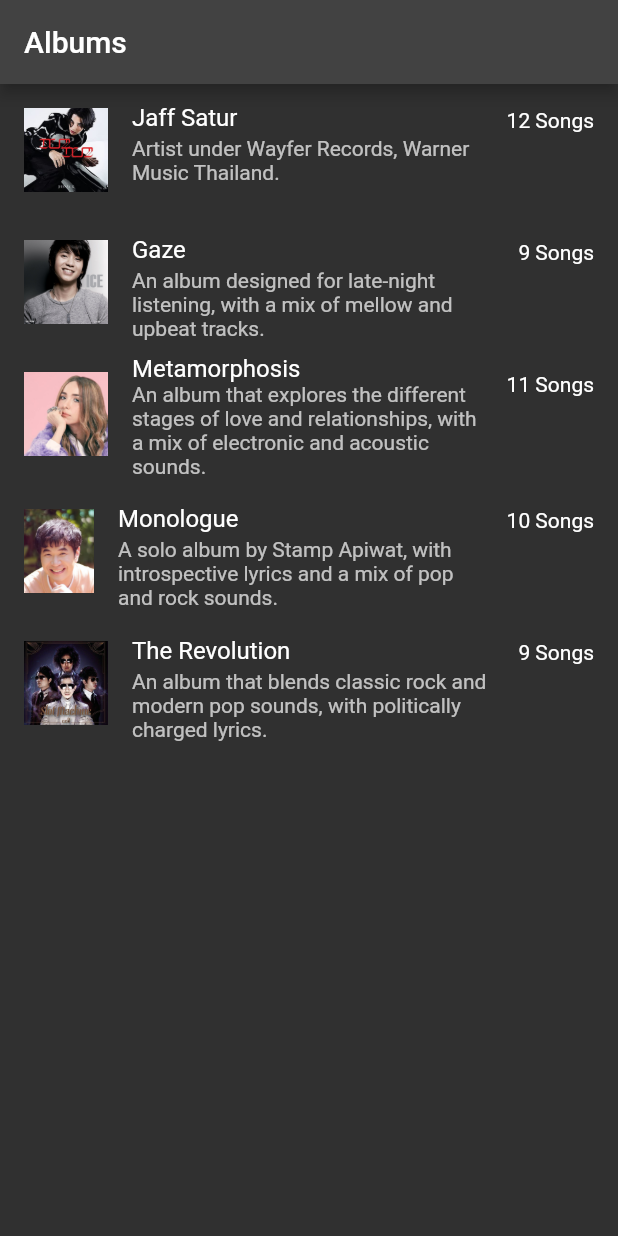
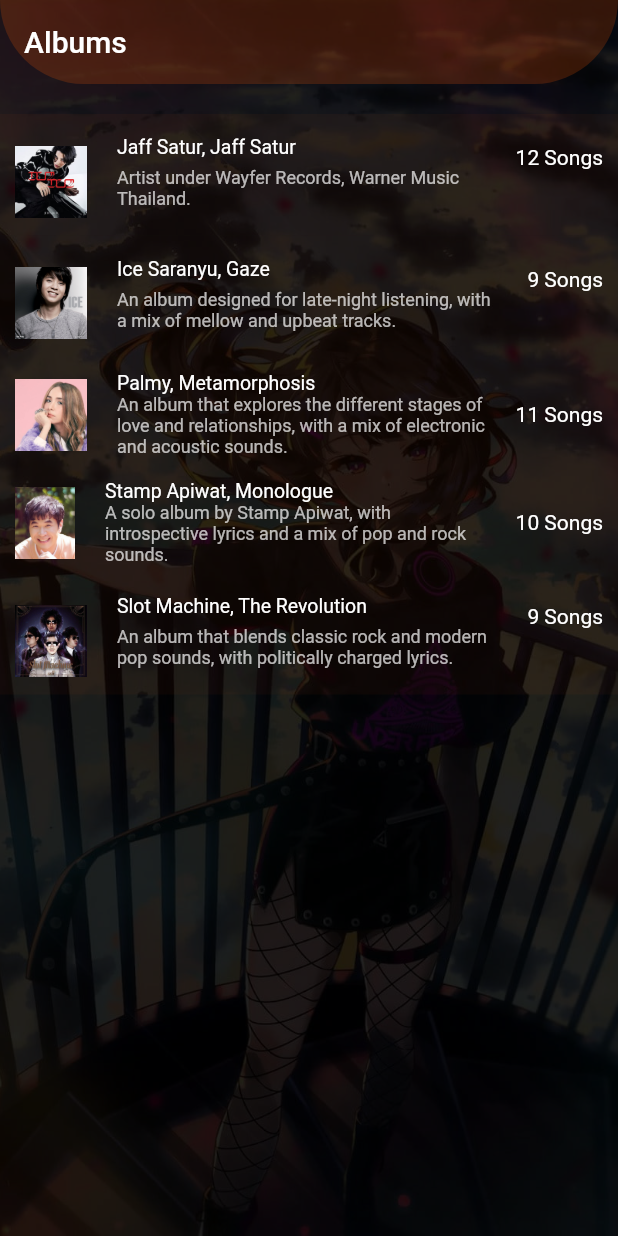
Before and after one commit to adadesions/SSRU_Flutter, a Flutter app: the screen it shows after launch, on a phone screen of 412 x 824 dp. Run offline on Flutter 3.47's test engine with Material 2 defaults, Android fonts, the light colour scheme and no system bars; our stand-ins replace go_router.

Commit message:
Adjust ListTile

```diff
--- a/music_app/lib/pages/album_page.dart
+++ b/music_app/lib/pages/album_page.dart
@@ -50,21 +50,46 @@
 class _AlbumPageState extends State<AlbumPage> {
   @override
   Widget build(BuildContext context) {
-    return Scaffold(
+    return Container(
+      constraints: const BoxConstraints.expand(),
+      decoration: const BoxDecoration(
+        image: DecorationImage(
+            image: AssetImage('assets/images/bg_musicapp.jpg'),
+            fit: BoxFit.cover),
+      ),
+      child: Scaffold(
+        backgroundColor: Colors.black87,
         appBar: AppBar(
           title: const Text("Albums"),
+          elevation: 0,
+          backgroundColor: const Color.fromARGB(50, 255, 89, 0),
+          shape: const RoundedRectangleBorder(
+              borderRadius:
+                  BorderRadius.vertical(bottom: Radius.circular(120))),
         ),
         body: ListView.builder(
+          padding: const EdgeInsets.only(top: 20),
           itemCount: albumList.length,
           itemBuilder: (BuildContext context, int index) {
-          return ListTile(
+            return Ink(
+              color: const Color.fromARGB(10, 255, 89, 0),
+              child: ListTile(
+                contentPadding: const EdgeInsets.fromLTRB(10, 5, 10, 0),
+                horizontalTitleGap: 20,
+                minVerticalPadding: 5,
                 leading: Image.asset(albumList[index].imgUrl),
-            title: Text(albumList[index].title),
+                title: Text(
+                    '${albumList[index].artist}, ${albumList[index].title}'),
                 subtitle: Text(albumList[index].description),
                 trailing: Text('${albumList[index].numSongs.toString()} Songs'),
                 isThreeLine: true,
+                dense: true,
+                // visualDensity: VisualDensity(horizontal: -4, vertical: 4),
+                onTap: () {},
+              ),
             );
           },
+        ),
       ),
     );
   }
```
Lines whose indentation alone changed are shown as unchanged.
